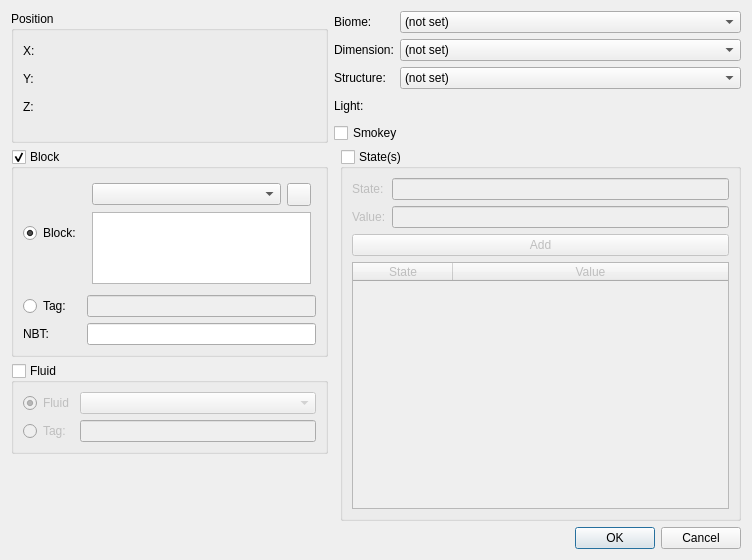
This is src/locationconditiondialog.ui in IoeCmcomc/MCDatapacker as Qt 5 draws it before an edit. The edited form follows.
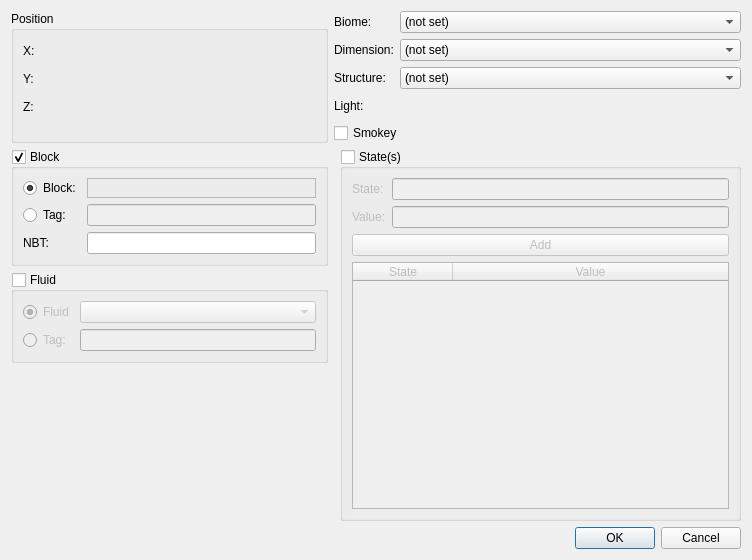
This is the edited form. The open tabs and pages were chosen to show the change. Icons and pictures are not drawn. Custom widgets are drawn as their Qt base class.

Commit message: [Impl] Utilize InventorySlot in loot table and location conditions

The edit to the form file:
```diff
--- a/src/locationconditiondialog.ui
+++ b/src/locationconditiondialog.ui
@@ -372,69 +372,6 @@
         </property>
        </widget>
       </item>
-      <item row="0" column="1">
-       <widget class="StackedWidget" name="blockStackWidget">
-        <property name="currentIndex">
-         <number>0</number>
-        </property>
-        <widget class="QWidget" name="page_3">
-         <layout class="QVBoxLayout" name="verticalLayout">
-          <property name="leftMargin">
-           <number>5</number>
-          </property>
-          <property name="topMargin">
-           <number>5</number>
-          </property>
-          <property name="rightMargin">
-           <number>5</number>
-          </property>
-          <property name="bottomMargin">
-           <number>5</number>
-          </property>
-          <item>
-           <widget class="QComboBox" name="blockCombo"/>
-          </item>
-         </layout>
-        </widget>
-        <widget class="QWidget" name="page_4">
-         <layout class="QGridLayout" name="gridLayout_5">
-          <property name="leftMargin">
-           <number>5</number>
-          </property>
-          <property name="topMargin">
-           <number>5</number>
-          </property>
-          <property name="rightMargin">
-           <number>5</number>
-          </property>
-          <property name="bottomMargin">
-           <number>5</number>
-          </property>
-          <item row="0" column="0">
-           <widget class="QComboBox" name="blocksCombo"/>
-          </item>
-          <item row="0" column="1">
-           <widget class="QToolButton" name="addBlockBtn">
-            <property name="icon">
-             <iconset theme="list-add">
-              <normaloff>.</normaloff>.</iconset>
-            </property>
-           </widget>
-          </item>
-          <item row="1" column="0" colspan="2">
-           <widget class="QListWidget" name="blocksList">
-            <property name="sizeAdjustPolicy">
-             <enum>QAbstractScrollArea::AdjustToContents</enum>
-            </property>
-            <property name="alternatingRowColors">
-             <bool>true</bool>
-            </property>
-           </widget>
-          </item>
-         </layout>
-        </widget>
-       </widget>
-      </item>
       <item row="1" column="0">
        <widget class="QRadioButton" name="block_tagRadio">
         <property name="text">
@@ -452,6 +389,16 @@
       <item row="2" column="1">
        <widget class="QLineEdit" name="blockNBTEdit"/>
       </item>
+      <item row="0" column="1">
+       <widget class="InventorySlot" name="blockSlot">
+        <property name="frameShape">
+         <enum>QFrame::StyledPanel</enum>
+        </property>
+        <property name="frameShadow">
+         <enum>QFrame::Raised</enum>
+        </property>
+       </widget>
+      </item>
      </layout>
     </widget>
    </item>
@@ -470,9 +417,9 @@
    <header location="global">truefalsebox.h</header>
   </customwidget>
   <customwidget>
-   <class>StackedWidget</class>
-   <extends>QStackedWidget</extends>
-   <header>stackedwidget.h</header>
+   <class>InventorySlot</class>
+   <extends>QFrame</extends>
+   <header>inventoryslot.h</header>
    <container>1</container>
   </customwidget>
  </customwidgets>
```
Left out of the diff: 15 changed lines with no effect on the pictures. The commit also changes 4 other files.
